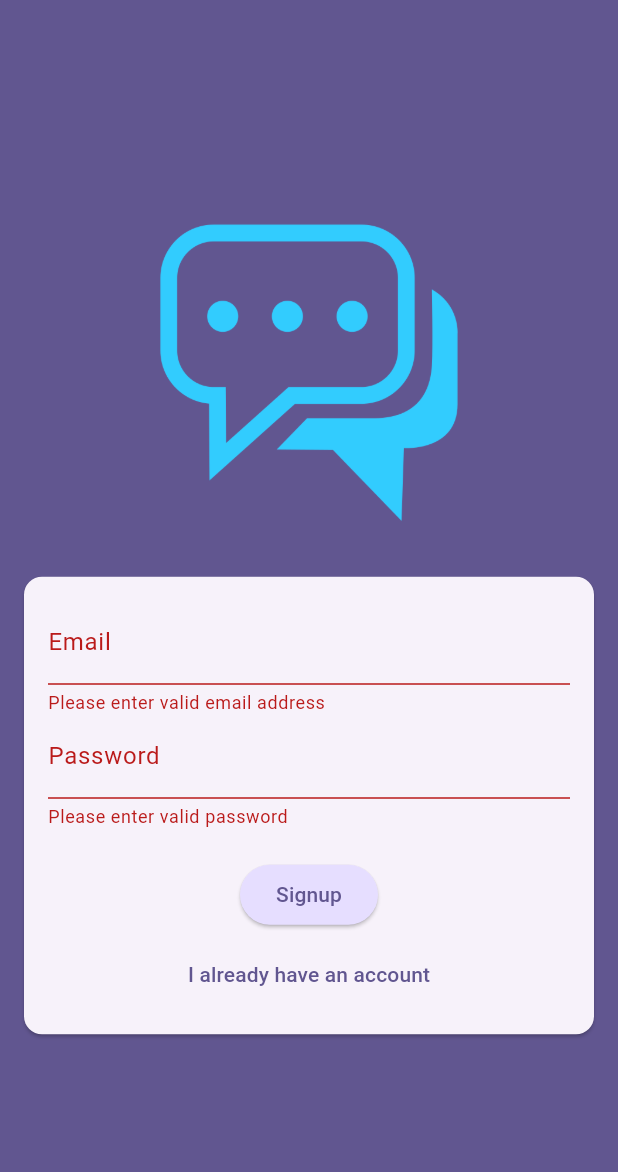
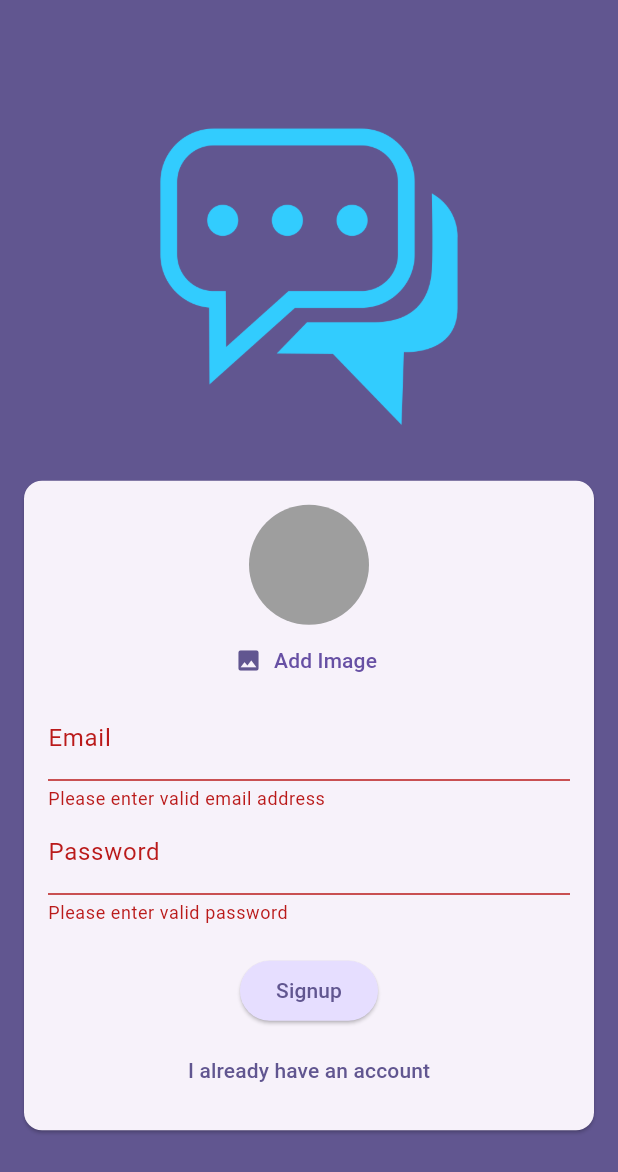
Before and after one commit to Prabhat8991/FlutterChatApp, a Flutter app: the screen it shows after launch, after a tap on "Login", after a tap on "Create an account", on a phone screen of 412 x 824 dp. Shown: the top 1172 px of the screen. Run offline on Flutter 3.47's test engine with Material 3 defaults, Android fonts, the phone set to English and light mode, and no system bars; our stand-ins replace firebase_auth, firebase_core, image_picker; accounts and stored records are empty.

Commit message:
add image picker

```diff
--- a/lib/screens/authentication_screen.dart
+++ b/lib/screens/authentication_screen.dart
@@ -1,3 +1,4 @@
+import 'package:chat_app/widgets/user_image_picker.dart';
 import 'package:flutter/material.dart';
 import 'package:firebase_auth/firebase_auth.dart';
 
@@ -69,6 +70,7 @@ class _AuthenticationState extends State<AuthenticationScreen> {
                           child: Column(
                             mainAxisAlignment: MainAxisAlignment.center,
                             children: [
+                              if (!_isLogin) const UserImagePicker(),
                               TextFormField(
                                 decoration: const InputDecoration(
                                   labelText: "Email",
--- /dev/null
+++ b/lib/widgets/user_image_picker.dart
@@ -0,0 +1,50 @@
+import 'dart:io';
+
+import 'package:flutter/material.dart';
+import 'package:image_picker/image_picker.dart';
+
+class UserImagePicker extends StatefulWidget {
+  const UserImagePicker({super.key});
+
+  @override
+  State<StatefulWidget> createState() {
+    return _ImagePickerState();
+  }
+}
+
+class _ImagePickerState extends State<UserImagePicker> {
+  File? _pickedImagefile;
+
+  void _pickImage() async {
+    final pickedImage = await ImagePicker()
+        .pickImage(source: ImageSource.camera, imageQuality: 50, maxWidth: 50);
+    if (pickedImage == null) {
+      return;
+    }
+
+    setState(() {
+      _pickedImagefile = File(pickedImage.path);
+    });
+  }
+
+  @override
+  Widget build(BuildContext context) {
+    return Column(
+      children: [
+        CircleAvatar(
+          radius: 40,
+          backgroundColor: Colors.grey,
+          foregroundImage:
+              _pickedImagefile != null ? FileImage(_pickedImagefile!) : null,
+        ),
+        TextButton.icon(
+            onPressed: _pickImage,
+            icon: const Icon(Icons.image),
+            label: Text(
+              "Add Image",
+              style: TextStyle(color: Theme.of(context).primaryColor),
+            ))
+      ],
+    );
+  }
+}
--- a/pubspec.yaml
+++ b/pubspec.yaml
@@ -37,6 +37,8 @@ dependencies:
   cupertino_icons: ^1.0.2
   firebase_core: ^2.24.2
   firebase_auth: ^4.15.3
+  firebase_storage: ^11.5.6
+  image_picker: ^1.0.5
 
 dev_dependencies:
   flutter_test:
```
Also changed, not shown: pubspec.lock.
